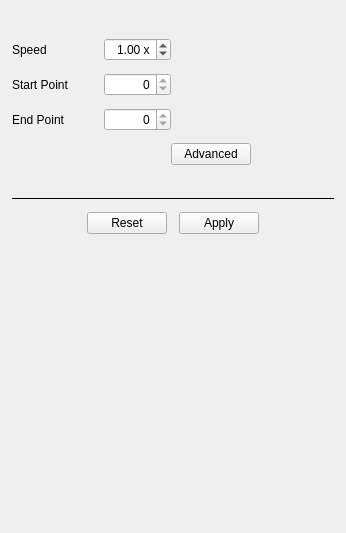
hansewu/MovieMator, file src/MovieMator/src/widgets/avformatproducersimplewidget.ui: the form before one commit.
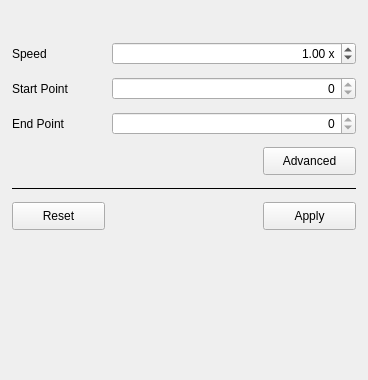
The form after the commit. Custom widgets are drawn as their Qt base class.

Commit message: Modify all property interface styles and layouts

Diff of the .ui file:
```diff
--- a/src/MovieMator/src/widgets/avformatproducersimplewidget.ui
+++ b/src/MovieMator/src/widgets/avformatproducersimplewidget.ui
@@ -6,31 +6,40 @@
    <rect>
     <x>0</x>
     <y>0</y>
-    <width>346</width>
-    <height>533</height>
+    <width>368</width>
+    <height>380</height>
    </rect>
   </property>
   <property name="windowTitle">
    <string>Form</string>
   </property>
-  <layout class="QVBoxLayout" name="verticalLayout">
+  <layout class="QVBoxLayout" name="verticalLayout_2">
    <property name="spacing">
     <number>12</number>
    </property>
    <property name="leftMargin">
-    <number>12</number>
+    <number>0</number>
    </property>
    <property name="topMargin">
-    <number>12</number>
+    <number>0</number>
    </property>
    <property name="rightMargin">
-    <number>12</number>
-   </property>
-   <property name="bottomMargin">
-    <number>12</number>
+    <number>0</number>
    </property>
    <item>
     <widget class="QLabel" name="filenameLabel">
+     <property name="sizePolicy">
+      <sizepolicy hsizetype="Preferred" vsizetype="Fixed">
+       <horstretch>0</horstretch>
+       <verstretch>0</verstretch>
+      </sizepolicy>
+     </property>
+     <property name="minimumSize">
+      <size>
+       <width>0</width>
+       <height>30</height>
+      </size>
+     </property>
      <property name="font">
       <font>
        <weight>75</weight>
@@ -46,12 +55,29 @@
     </widget>
    </item>
    <item>
+    <layout class="QVBoxLayout" name="verticalLayout">
+     <property name="spacing">
+      <number>12</number>
+     </property>
+     <property name="leftMargin">
+      <number>12</number>
+     </property>
+     <property name="rightMargin">
+      <number>12</number>
+     </property>
+     <item>
     <layout class="QHBoxLayout" name="horizontalLayout">
      <item>
       <widget class="QLabel" name="speedLabel">
+         <property name="sizePolicy">
+          <sizepolicy hsizetype="Fixed" vsizetype="Preferred">
+           <horstretch>0</horstretch>
+           <verstretch>0</verstretch>
+          </sizepolicy>
+         </property>
        <property name="minimumSize">
         <size>
-         <width>80</width>
+           <width>88</width>
          <height>0</height>
         </size>
        </property>
@@ -94,19 +120,6 @@
        </property>
       </widget>
      </item>
-     <item>
-      <spacer name="horizontalSpacer">
-       <property name="orientation">
-        <enum>Qt::Horizontal</enum>
-       </property>
-       <property name="sizeHint" stdset="0">
-        <size>
-         <width>40</width>
-         <height>20</height>
-        </size>
-       </property>
-      </spacer>
-     </item>
     </layout>
    </item>
    <item>
@@ -114,14 +127,14 @@
      <item>
       <widget class="QLabel" name="startPointLabel">
        <property name="sizePolicy">
-        <sizepolicy hsizetype="Preferred" vsizetype="Preferred">
+          <sizepolicy hsizetype="Fixed" vsizetype="Preferred">
          <horstretch>0</horstretch>
          <verstretch>0</verstretch>
         </sizepolicy>
        </property>
        <property name="minimumSize">
         <size>
-         <width>80</width>
+           <width>88</width>
          <height>0</height>
         </size>
        </property>
@@ -155,28 +168,21 @@
        </property>
       </widget>
      </item>
-     <item>
-      <spacer name="horizontalSpacer_4">
-       <property name="orientation">
-        <enum>Qt::Horizontal</enum>
-       </property>
-       <property name="sizeHint" stdset="0">
-        <size>
-         <width>30</width>
-         <height>20</height>
-        </size>
-       </property>
-      </spacer>
-     </item>
     </layout>
    </item>
    <item>
     <layout class="QHBoxLayout" name="horizontalLayout_2">
      <item>
       <widget class="QLabel" name="endPointLabel">
+         <property name="sizePolicy">
+          <sizepolicy hsizetype="Fixed" vsizetype="Preferred">
+           <horstretch>0</horstretch>
+           <verstretch>0</verstretch>
+          </sizepolicy>
+         </property>
        <property name="minimumSize">
         <size>
-         <width>80</width>
+           <width>88</width>
          <height>0</height>
         </size>
        </property>
@@ -213,19 +219,6 @@
        </property>
       </widget>
      </item>
-     <item>
-      <spacer name="horizontalSpacer_6">
-       <property name="orientation">
-        <enum>Qt::Horizontal</enum>
-       </property>
-       <property name="sizeHint" stdset="0">
-        <size>
-         <width>40</width>
-         <height>20</height>
-        </size>
-       </property>
-      </spacer>
-     </item>
     </layout>
    </item>
    <item>
@@ -243,59 +236,41 @@
        </property>
       </spacer>
      </item>
-     <item>
-      <spacer name="horizontalSpacer_9">
-       <property name="orientation">
-        <enum>Qt::Horizontal</enum>
-       </property>
-       <property name="sizeType">
-        <enum>QSizePolicy::Fixed</enum>
-       </property>
-       <property name="sizeHint" stdset="0">
-        <size>
-         <width>75</width>
-         <height>20</height>
-        </size>
-       </property>
-      </spacer>
-     </item>
      <item>
       <widget class="QPushButton" name="advanced">
+         <property name="sizePolicy">
+          <sizepolicy hsizetype="Fixed" vsizetype="Fixed">
+           <horstretch>0</horstretch>
+           <verstretch>0</verstretch>
+          </sizepolicy>
+         </property>
+         <property name="minimumSize">
+          <size>
+           <width>93</width>
+           <height>28</height>
+          </size>
+         </property>
        <property name="text">
         <string>Advanced</string>
        </property>
       </widget>
      </item>
-     <item>
-      <spacer name="horizontalSpacer_2">
-       <property name="orientation">
-        <enum>Qt::Horizontal</enum>
-       </property>
-       <property name="sizeHint" stdset="0">
-        <size>
-         <width>40</width>
-         <height>20</height>
-        </size>
-       </property>
-      </spacer>
-     </item>
-    </layout>
-   </item>
-   <item>
-    <spacer name="horizontalSpacer_5">
-     <property name="orientation">
-      <enum>Qt::Horizontal</enum>
-     </property>
-     <property name="sizeHint" stdset="0">
-      <size>
-       <width>40</width>
-       <height>20</height>
-      </size>
-     </property>
-    </spacer>
-   </item>
+      </layout>
+     </item>
    <item>
     <widget class="Line" name="line">
+       <property name="sizePolicy">
+        <sizepolicy hsizetype="Minimum" vsizetype="Fixed">
+         <horstretch>0</horstretch>
+         <verstretch>0</verstretch>
+        </sizepolicy>
+       </property>
+       <property name="minimumSize">
+        <size>
+         <width>0</width>
+         <height>0</height>
+        </size>
+       </property>
      <property name="frameShadow">
       <enum>QFrame::Plain</enum>
      </property>
@@ -306,46 +281,57 @@
    </item>
    <item>
     <layout class="QHBoxLayout" name="horizontalLayout_5">
-     <item>
-      <spacer name="horizontalSpacer_3">
-       <property name="orientation">
-        <enum>Qt::Horizontal</enum>
-       </property>
-       <property name="sizeHint" stdset="0">
-        <size>
-         <width>40</width>
-         <height>20</height>
-        </size>
-       </property>
-      </spacer>
-     </item>
      <item>
       <widget class="QPushButton" name="resetButton">
+         <property name="sizePolicy">
+          <sizepolicy hsizetype="Fixed" vsizetype="Fixed">
+           <horstretch>0</horstretch>
+           <verstretch>0</verstretch>
+          </sizepolicy>
+         </property>
+         <property name="minimumSize">
+          <size>
+           <width>93</width>
+           <height>28</height>
+          </size>
+         </property>
        <property name="text">
         <string>Reset</string>
        </property>
       </widget>
      </item>
+       <item>
+        <spacer name="horizontalSpacer_7">
+         <property name="orientation">
+          <enum>Qt::Horizontal</enum>
+         </property>
+         <property name="sizeHint" stdset="0">
+          <size>
+           <width>40</width>
+           <height>20</height>
+          </size>
+         </property>
+        </spacer>
+       </item>
      <item>
       <widget class="QPushButton" name="okButton">
+         <property name="sizePolicy">
+          <sizepolicy hsizetype="Fixed" vsizetype="Fixed">
+           <horstretch>0</horstretch>
+           <verstretch>0</verstretch>
+          </sizepolicy>
+         </property>
+         <property name="minimumSize">
+          <size>
+           <width>93</width>
+           <height>28</height>
+          </size>
+         </property>
        <property name="text">
         <string>Apply</string>
        </property>
       </widget>
      </item>
-     <item>
-      <spacer name="horizontalSpacer_7">
-       <property name="orientation">
-        <enum>Qt::Horizontal</enum>
-       </property>
-       <property name="sizeHint" stdset="0">
-        <size>
-         <width>40</width>
-         <height>20</height>
-        </size>
-       </property>
-      </spacer>
-     </item>
     </layout>
    </item>
    <item>
@@ -360,6 +346,8 @@
       </size>
      </property>
     </spacer>
+     </item>
+    </layout>
    </item>
   </layout>
   <action name="actionOpenFolder">
```
Lines whose indentation alone changed are shown as unchanged. The commit also changes 13 other files.
